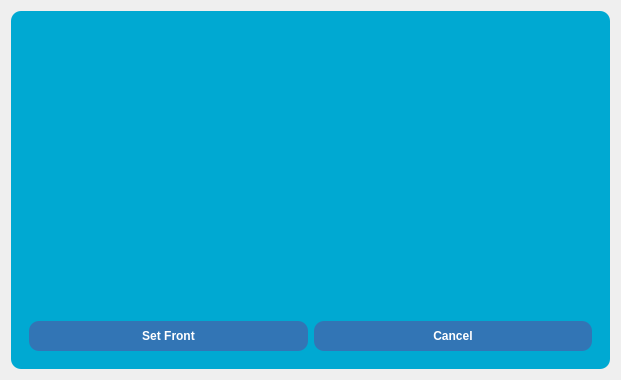
dparker2/StudyGroup, file flashcard.ui: the form before one commit.
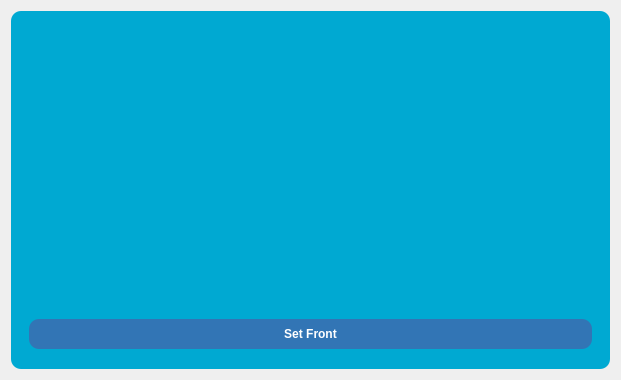
The form after the commit. The open tabs and pages were chosen to show the change.

What changed in the file:
```diff
--- a/flashcard.ui
+++ b/flashcard.ui
@@ -187,6 +187,14 @@
            <layout class="QHBoxLayout" name="bottom_btn_layout">
             <item>
              <widget class="QPushButton" name="edit_card_btn">
+              <property name="font">
+               <font>
+                <family>Trebuchet MS</family>
+                <weight>75</weight>
+                <italic>false</italic>
+                <bold>true</bold>
+               </font>
+              </property>
               <property name="styleSheet">
                <string notr="true">QPushButton {
 background-color: rgb(50,117,181);
@@ -253,7 +261,6 @@
           </item>
          </layout>
          <zorder></zorder>
-         <zorder></zorder>
         </widget>
         <widget class="QWidget" name="page_6">
          <layout class="QGridLayout" name="gridLayout_9">
@@ -283,30 +290,6 @@
               </property>
              </widget>
             </item>
-            <item>
-             <widget class="QPushButton" name="cancel_btn">
-              <property name="styleSheet">
-               <string notr="true">QPushButton {
-background-color: rgb(50,117,181);
-color: white; 
-font:bold;
-padding: 8px 12px 8px 12px;
-border: 0px;
-}
-
-QPushButton:hover {
-	background-color: rgba(0, 127, 177, 0.6);
-}
-
-QPushButton:checked {
-	background-color: rgb(0, 127, 177);
-}</string>
-              </property>
-              <property name="text">
-               <string>Cancel</string>
-              </property>
-             </widget>
-            </item>
            </layout>
           </item>
          </layout>
```
